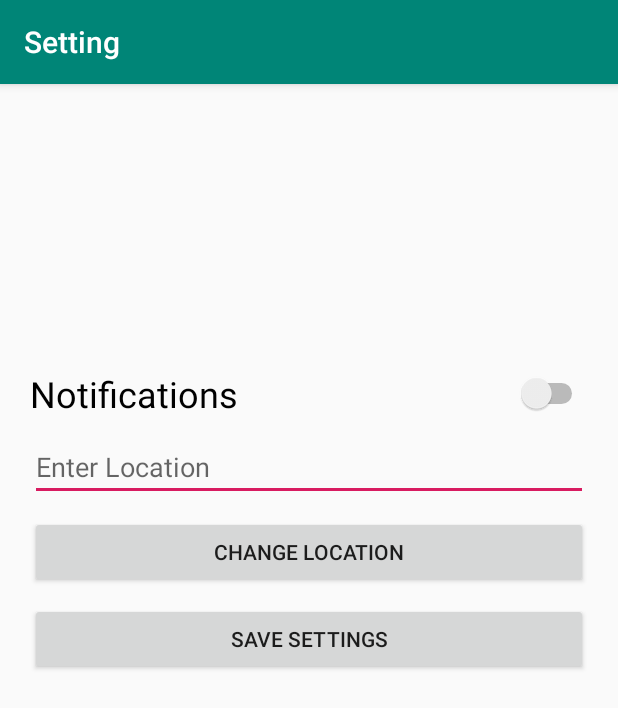
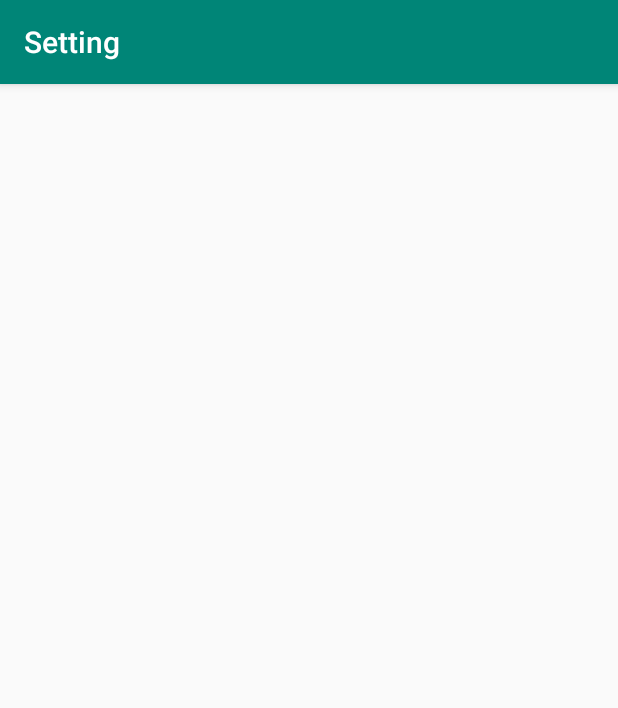
Before and after one commit to gillkashdeep/COMP313-002-TEAM6, an Android app: the SettingActivity screen opened directly, with no data from a screen before it, on a phone screen of 412 x 824 dp. Shown: the top 708 px of the screen. Run offline under Robolectric (Android 15) with nearby library versions, the light colour scheme and no system bars; network calls fail.

```diff
--- a/app/src/main/java/com/example/isitraining/HomeActivity.java
+++ b/app/src/main/java/com/example/isitraining/HomeActivity.java
@@ -13,6 +13,7 @@
 import android.view.MenuItem;
 import android.view.View;
 import android.widget.ImageView;
+import android.widget.Switch;
 import android.widget.TextClock;
 import android.widget.TextView;
 import android.widget.Toast;
@@ -65,6 +66,8 @@
 
     TextView tvDay5Home, tvDay5HighTemHome, tvDay5LowTemHome;
     ImageView ivDay5Weather;
+
+    Switch toggleNotifications;
 
     //declaration of notification  variables
     private NotificationManagerCompat notificationManagerCompat;
@@ -258,6 +261,9 @@
                     String tempCurrentWeather = (int)Math.floor(mainObjectJson.getDouble("temp")) + "°C";
                     String currentWeather = object0WeatherArrayJson.getString("main");
 
+//                    toggleNotifications = findViewById(R.id.switchNotification);
+//                    if (toggleNotifications.isChecked)
+//                    {
                          //Send Raining Notification
                          if (currentWeather.equals("Rain") || currentWeather.equals("rain"))
                          {
@@ -285,10 +291,6 @@
                              hc = "Hot";
                              sendClothingNotification(hc, temp);
                          }
-                    else
-                    {
-                        sendAllClearNotification();
-                    }
 
                          if (currentWeather.equals("ThunderStorm") || currentWeather.equals("thunderstorm"))
                          {
@@ -298,7 +300,7 @@
                          {
                              sendAllClearNotification();
                          }
-
+//                    }
 
                     // set current weather data to views
                     tvCityHome.setText(city);
--- a/app/src/main/res/layout/activity_setting.xml
+++ b/app/src/main/res/layout/activity_setting.xml
@@ -1,53 +1,13 @@
 <?xml version="1.0" encoding="utf-8"?>
-
-
-<LinearLayout xmlns:android="http://schemas.android.com/apk/res/android"
+<androidx.constraintlayout.widget.ConstraintLayout xmlns:android="http://schemas.android.com/apk/res/android"
     xmlns:app="http://schemas.android.com/apk/res-auto"
     xmlns:tools="http://schemas.android.com/tools"
     android:layout_width="match_parent"
     android:layout_height="match_parent"
-android:orientation="vertical"
     tools:context=".SettingActivity">
 
     <include
         android:id="@+id/tbSet"
         layout="@layout/toolbar" />
 
-
-    <Switch
-        android:id="@+id/switchNotification"
-        android:layout_width="match_parent"
-        android:layout_height="wrap_content"
-        android:layout_marginLeft="20dp"
-        android:layout_marginTop="190dp"
-        android:layout_marginRight="20dp"
-        android:text="Notifications"
-        android:textSize="24sp" />
-
-    <EditText
-    android:id="@+id/txtChangeLocation"
-    android:layout_width="match_parent"
-    android:layout_height="wrap_content"
-    android:layout_marginTop="10dp"
-    android:layout_marginLeft="20dp"
-    android:layout_marginRight="20dp"
-    android:hint="Enter Location"/>
-
-    <Button
-    android:id="@+id/btnChangeLocation"
-    android:layout_width="match_parent"
-    android:layout_height="wrap_content"
-    android:text="Change Location"
-    android:layout_marginTop="10dp"
-    android:layout_marginLeft="20dp"
-    android:layout_marginRight="20dp"/>
-
-    <Button
-        android:id="@+id/btnSave"
-        android:layout_width="match_parent"
-        android:layout_height="wrap_content"
-        android:text="Save Settings"
-        android:layout_marginTop="10dp"
-        android:layout_marginLeft="20dp"
-        android:layout_marginRight="20dp"/>
-</LinearLayout>
+</androidx.constraintlayout.widget.ConstraintLayout>
```
Also changed, not shown: 1 other file. Lines whose indentation alone changed are shown as unchanged.
